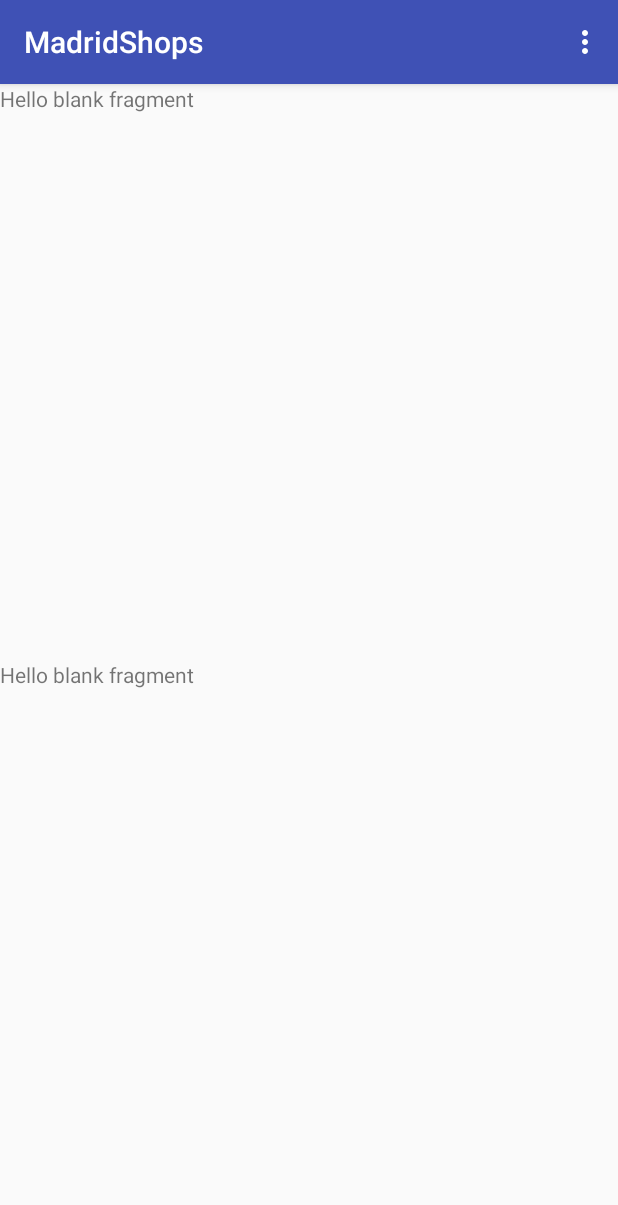
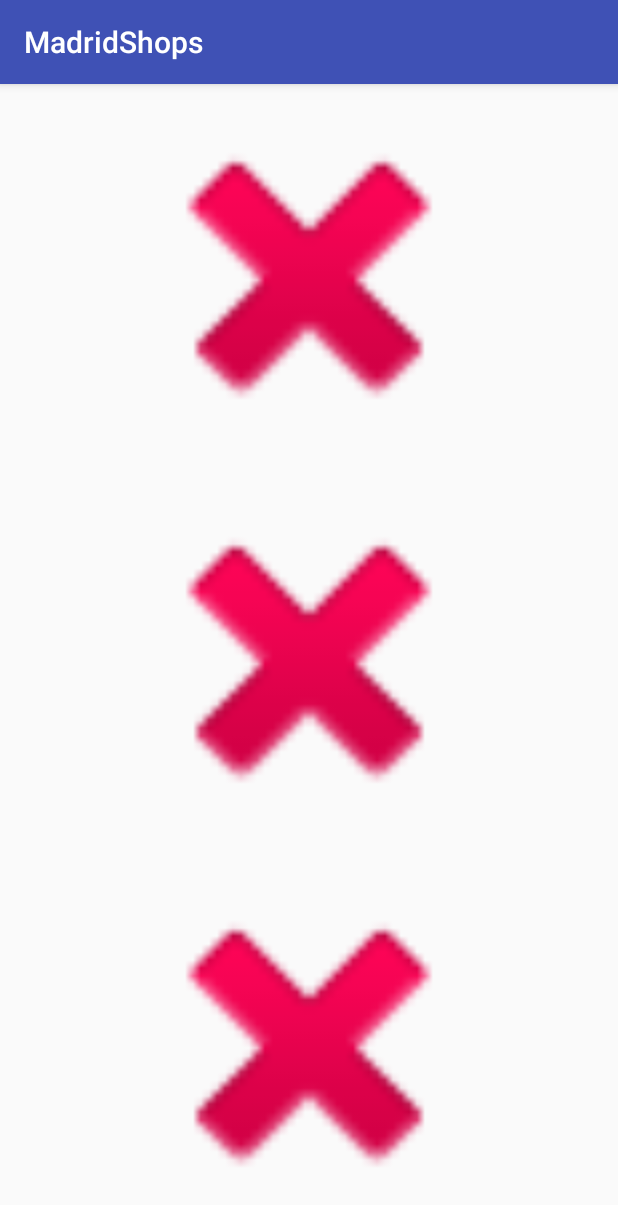
Before and after one commit to rodrigolc5388/androidAvanzado, an Android app: the screen it shows after launch (MainActivity before the commit, PicassoActivity after it), in the options menu, after a tap on "Settings", on a phone screen of 412 x 824 dp. Shown: the top 1205 px of the screen. Run offline under Robolectric (Android 15) with nearby library versions, the phone set to English and light mode, and no system bars; our stand-ins replace Picasso, Volley; network calls fail; pictures from the network do not load.

Commit message:
Map UI, images with Picasso, Router x navigation

```diff
--- a/app/build.gradle
+++ b/app/build.gradle
@@ -16,7 +16,7 @@ android {
         multiDexEnabled true
     }
     buildTypes {
-        debug{
+        debug {
             buildConfigField "String", "MADRID_SHOPS_SERVER_URL", "\"http://debug\""
         }
         release {
@@ -42,4 +42,7 @@ dependencies {
     // see: https://developer.android.com/studio/build/multidex.html
     implementation 'com.android.support:multidex:1.0.0'
 
+    implementation 'com.google.android.gms:play-services-maps:11.8.0'
+    implementation 'com.squareup.picasso:picasso:2.5.2'
+
 }
--- a/app/src/main/java/com/rodrigolc/madridshops/MadridShopsApp.kt
+++ b/app/src/main/java/com/rodrigolc/madridshops/MadridShopsApp.kt
@@ -4,7 +4,9 @@ import android.support.multidex.MultiDexApplication
 import android.util.Log
 import com.rodrigolc.madridshops.domain.interactor.ErrorCompletion
 import com.rodrigolc.madridshops.domain.interactor.SuccessCompletion
+import com.rodrigolc.madridshops.domain.interactor.getAllShops.GetAllShopsInteractor
 import com.rodrigolc.madridshops.domain.interactor.getAllShopshops.GetAllShopsInteractorImplementation
+
 
 import com.rodrigolc.madridshops.domain.model.Shops
 
@@ -19,9 +21,10 @@ class MadridShopsApp: MultiDexApplication() {
         Log.d("App", "onCreate")
 
 
-        val allShopsInteractor = GetAllShopsInteractorImplementation(this)
+        //val allShopsInteractor = GetAllShopsInteractorImplementation(this)
+        val allShopsInteractor2: GetAllShopsInteractor = GetAllShopsInteractorImplementation(this)
 
-        allShopsInteractor.execute(object: SuccessCompletion<Shops> {
+        allShopsInteractor2.execute(object: SuccessCompletion<Shops> {
             override fun successCompletion(shops: Shops) {
                 Log.d("Shops", "Count: " + shops.count())
 
--- /dev/null
+++ b/app/src/main/java/com/rodrigolc/madridshops/activity/PicassoActivity.kt
@@ -0,0 +1,32 @@
+package com.rodrigolc.madridshops.activity
+
+import android.os.Bundle
+import android.support.v7.app.AppCompatActivity
+import com.rodrigolc.madridshops.R
+import com.squareup.picasso.Picasso
+import kotlinx.android.synthetic.main.activity_picasso.*
+
+class PicassoActivity : AppCompatActivity() {
+
+    override fun onCreate(savedInstanceState: Bundle?) {
+        super.onCreate(savedInstanceState)
+        setContentView(R.layout.activity_picasso)
+
+        Picasso.with(this).setIndicatorsEnabled(true)
+
+        Picasso.with(this)
+                .load("http://static.812superfast.ferrari.com/includes/20170309/img/50.pages.01.homepage/03.Exterior-design/01/152m-feature-1440.jpg")
+                .placeholder(android.R.drawable.ic_delete)
+                .into(img1)
+
+        Picasso.with(this)
+                .load("https://www.supercars.net/blog/wp-content/uploads/2016/03/Screenshot-2016-03-07-22.46.08.png")
+                .placeholder(android.R.drawable.ic_delete)
+                .into(img2)
+
+        Picasso.with(this)
+                .load("https://www.km77.com/images/medium/0/3/3/9/range-rover-velar-lateral-posterior.330339.jpg")
+                .placeholder(android.R.drawable.ic_delete)
+                .into(img3)
+    }
+}
--- a/app/src/main/java/com/rodrigolc/madridshops/fragment/MapFragment.kt
+++ /dev/null
@@ -1,30 +0,0 @@
-package com.rodrigolc.madridshops.fragment
-
-
-import android.os.Bundle
-import android.support.v4.app.Fragment
-import android.view.LayoutInflater
-import android.view.View
-import android.view.ViewGroup
-
-import com.rodrigolc.madridshops.R
-import com.rodrigolc.madridshops.domain.model.Shops
-
-
-/**
- * A simple [Fragment] subclass.
- */
-class MapFragment : Fragment() {
-
-    fun setShops(shops: Shops){
-
-    }
-
-
-    override fun onCreateView(inflater: LayoutInflater?, container: ViewGroup?,
-                              savedInstanceState: Bundle?): View? {
-        // Inflate the layout for this fragment
-        return inflater!!.inflate(R.layout.fragment_map, container, false)
-    }
-
-}// Required empty public constructor
--- /dev/null
+++ b/app/src/main/java/com/rodrigolc/madridshops/router/Router.kt
@@ -0,0 +1,11 @@
+package com.rodrigolc.madridshops.router
+
+import android.content.Intent
+import com.rodrigolc.madridshops.activity.MainActivity
+import com.rodrigolc.madridshops.activity.PicassoActivity
+
+class Router {
+    fun navigateFromMainActivityToPicassoActivity(main: MainActivity){
+        main.startActivity(Intent(main, PicassoActivity::class.java))
+    }
+}
--- /dev/null
+++ b/app/src/main/res/layout/activity_picasso.xml
@@ -0,0 +1,29 @@
+<?xml version="1.0" encoding="utf-8"?>
+<LinearLayout
+    xmlns:android="http://schemas.android.com/apk/res/android"
+    xmlns:app="http://schemas.android.com/apk/res-auto"
+    xmlns:tools="http://schemas.android.com/tools"
+    android:layout_width="match_parent"
+    android:layout_height="match_parent"
+    android:orientation="vertical"
+    tools:context="com.rodrigolc.madridshops.activity.PicassoActivity">
+
+    <ImageView
+        android:id="@+id/img1"
+        android:layout_width="match_parent"
+        android:layout_height="match_parent"
+        android:layout_weight="1"/>
+
+    <ImageView
+        android:id="@+id/img2"
+        android:layout_width="match_parent"
+        android:layout_height="match_parent"
+        android:layout_weight="1"/>
+
+    <ImageView
+        android:id="@+id/img3"
+        android:layout_width="match_parent"
+        android:layout_height="match_parent"
+        android:layout_weight="1"/>
+
+</LinearLayout>
--- a/app/src/main/res/layout/content_main.xml
+++ b/app/src/main/res/layout/content_main.xml
@@ -12,8 +12,8 @@
     >
 
     <fragment
-        android:id="@+id/mapFragment"
-        android:name="com.rodrigolc.madridshops.fragment.MapFragment"
+        android:id="@+id/activity_main_map_fragment"
+        android:name="com.google.android.gms.maps.SupportMapFragment"
         android:layout_width="match_parent"
         android:layout_height="match_parent"
         android:background="@color/colorPrimary"
@@ -21,7 +21,7 @@
         />
 
     <fragment
-        android:id="@+id/listFragment"
+        android:id="@+id/activity_main_list_fragment"
         android:name="com.rodrigolc.madridshops.fragment.ListFragment"
         android:layout_width="match_parent"
         android:layout_height="match_parent"
--- a/app/src/main/res/layout/fragment_map.xml
+++ /dev/null
@@ -1,13 +0,0 @@
-<FrameLayout xmlns:android="http://schemas.android.com/apk/res/android"
-    xmlns:tools="http://schemas.android.com/tools"
-    android:layout_width="match_parent"
-    android:layout_height="match_parent"
-    tools:context="com.rodrigolc.madridshops.fragment.MapFragment">
-
-    <!-- TODO: Update blank fragment layout -->
-    <TextView
-        android:layout_width="match_parent"
-        android:layout_height="match_parent"
-        android:text="@string/hello_blank_fragment" />
-
-</FrameLayout>
--- /dev/null
+++ b/app/src/main/res/values/google_maps_api_key.xml
@@ -0,0 +1,5 @@
+<?xml version="1.0" encoding="utf-8"?>
+<resources>
+    <string name = "GOOGLE_MAPS_API_KEY">AIzaSyCuHHCDuQUYslST0sRTRDAavFZw3qWR_AY</string>
+
+</resources>
```
Also changed, not shown: app/src/main/AndroidManifest.xml (+28 -0 lines), app/src/main/java/com/rodrigolc/madridshops/activity/MainActivity.kt (+110 -3 lines).
